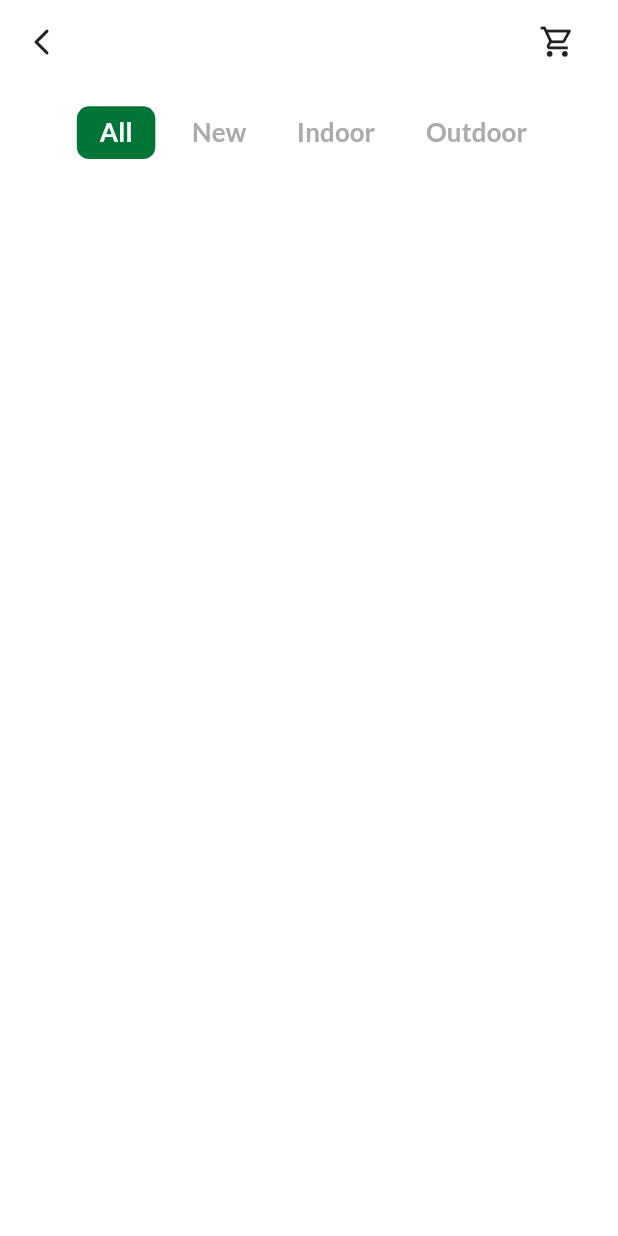
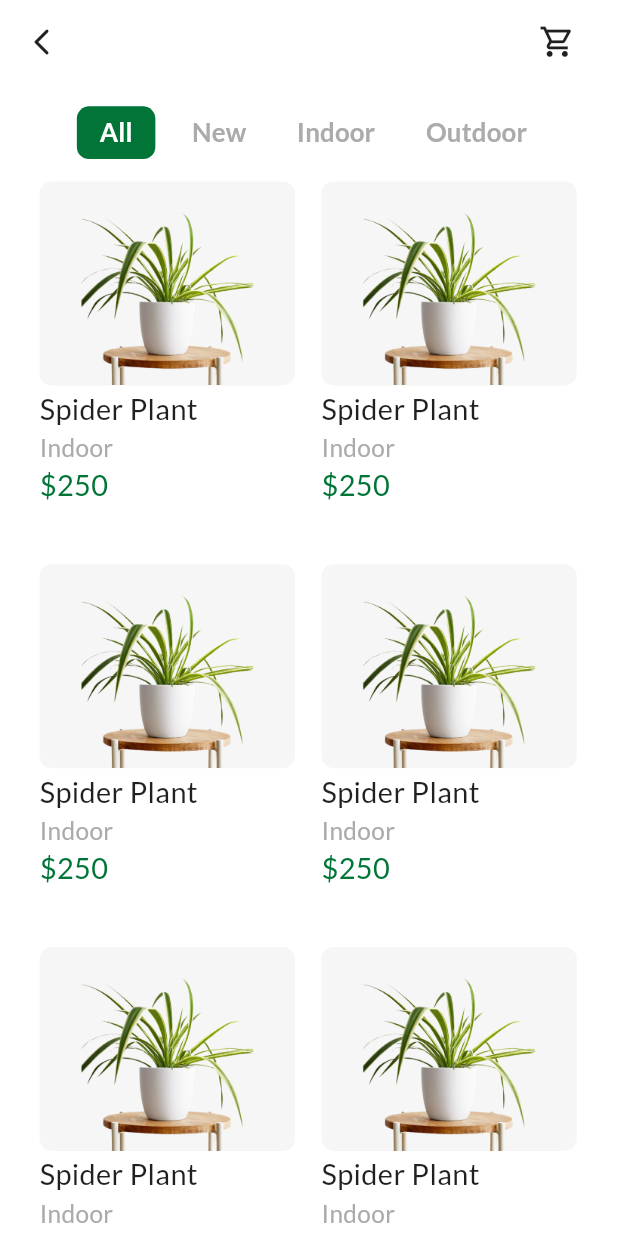
Before and after one commit to Abdusalom0516/Fayzigul, a Flutter app: the HomeCategoryScreen screen opened directly with empty values, on a phone screen of 412 x 824 dp. Run offline on Flutter 3.47's test engine with Material 3 defaults, Android fonts, the phone set to English and light mode, and no system bars; our stand-ins replace dartz, equatable, firebase_auth, firebase_core, flutter_bloc, flutter_hooks and 2 more; accounts and stored records are empty.

Commit message:
BASE: Finish HomeCategoryScreen UI.

```diff
--- a/lib/presentation/home/screens/home_category_screen.dart
+++ b/lib/presentation/home/screens/home_category_screen.dart
@@ -3,9 +3,13 @@ import 'package:flutter_hooks/flutter_hooks.dart';
 import 'package:flutter_screenutil/flutter_screenutil.dart';
 import 'package:plant_store/core/common/consts/const_colors.dart';
 import 'package:plant_store/core/common/consts/const_text_styles.dart';
+import 'package:plant_store/core/common/consts/const_texts.dart';
+import 'package:plant_store/core/common/widgets/custom_sliver_height_wd.dart';
 import 'package:plant_store/core/common/widgets/custom_width.dart';
 import 'package:plant_store/core/utils/app_router.dart';
 import 'package:plant_store/core/utils/app_state_wrapper.dart';
+import 'package:plant_store/presentation/home/widgets/equipments_card.dart';
+import 'package:plant_store/presentation/home/widgets/plants_card.dart';
 
 class HomeCategoryScreen extends HookWidget {
   const HomeCategoryScreen({super.key, required this.categoryTitle});
@@ -21,7 +25,22 @@ class HomeCategoryScreen extends HookWidget {
           slivers: [
             // Sliver App Bar Section
             sliverAppBarSection(colors),
-            SliverToBoxAdapter(
+            // Categotiy Buttons Section
+            categoryTitle == texts.equipments
+                ? SliverHeight(height: 17)
+                : categoryButtonsSection(texts, currentCategoryIndex),
+            // Products GridView.builder Section
+            productsGridViewSection(categoryTitle, texts),
+            SliverHeight(height: 35),
+          ],
+        ),
+      ),
+    );
+  }
+
+  SliverToBoxAdapter categoryButtonsSection(
+      ConstTexts texts, ValueNotifier<int> currentCategoryIndex) {
+    return SliverToBoxAdapter(
       child: SizedBox(
         height: 64.h,
         width: double.infinity,
@@ -60,9 +79,36 @@ class HomeCategoryScreen extends HookWidget {
           ],
         ),
       ),
+    );
+  }
+
+  SliverPadding productsGridViewSection(
+      String categoryTitle, ConstTexts texts) {
+    return categoryTitle == texts.equipments
+        ? SliverPadding(
+            padding: EdgeInsetsGeometry.symmetric(horizontal: 24.w),
+            sliver: SliverGrid.builder(
+              itemCount: 10,
+              gridDelegate: SliverGridDelegateWithFixedCrossAxisCount(
+                crossAxisCount: 2,
+                childAspectRatio: 155 / 197,
+                crossAxisSpacing: 15.w,
+                mainAxisSpacing: 15.h,
               ),
-          ],
+              itemBuilder: (context, index) => EquipmentsCard(),
             ),
+          )
+        : SliverPadding(
+            padding: EdgeInsetsGeometry.symmetric(horizontal: 24.w),
+            sliver: SliverGrid.builder(
+              itemCount: 10,
+              gridDelegate: SliverGridDelegateWithFixedCrossAxisCount(
+                crossAxisCount: 2,
+                childAspectRatio: 155 / 217,
+                crossAxisSpacing: 15.w,
+                mainAxisSpacing: 15.h,
+              ),
+              itemBuilder: (context, index) => PlantCard(),
             ),
           );
   }
@@ -70,6 +116,8 @@ class HomeCategoryScreen extends HookWidget {
   SliverAppBar sliverAppBarSection(ConstColors colors) {
     return SliverAppBar(
       centerTitle: true,
+      pinned: true,
+      floating: true,
       backgroundColor: colors.ffffffff,
       title: Text(
         categoryTitle,
--- a/lib/presentation/home/screens/home_screen.dart
+++ b/lib/presentation/home/screens/home_screen.dart
@@ -44,7 +44,7 @@ class HomeScreen extends StatelessWidget {
             ),
             SliverHeight(height: 25),
             // Home Screen Bottom Equipments Title Section
-            homeScreenBottomPlantsTitleSection(texts, colors, texts.plants),
+            homeScreenBottomPlantsTitleSection(texts, colors, texts.equipments),
             SliverHeight(height: 9),
             // Home Screen Bottom Equipments GridView.builder Section
             homeScreenBottomEquipmentsGridViewSection(),
```
Lines whose indentation alone changed are shown as unchanged.
